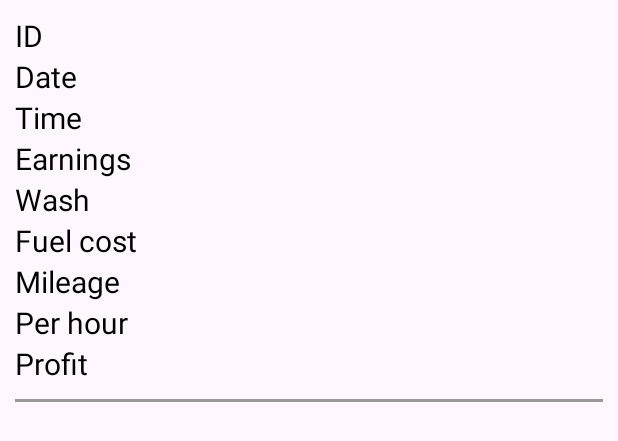
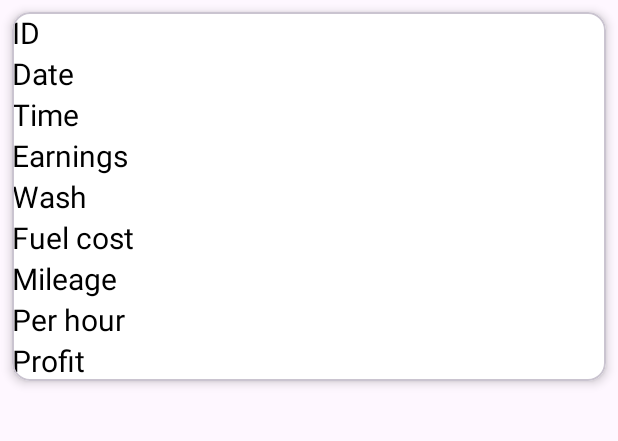
Before and after one commit to HSact/TaxiLog, an Android app: the layout recyclerview_item.xml on its own in the app's theme, with its tools: preview values and no code run, on a phone screen of 412 x 824 dp. Shown: the top 441 px of the screen. Run offline under Robolectric (Android 15) with nearby library versions, the phone set to English and light mode, and no system bars.

Commit message:
Refactor: Use MaterialCardView for list items
- Replaced LinearLayout with MaterialCardView for the `recyclerview_item` layout.
- Added card elevation, margin, and background color.
- Removed the separator view.

```diff
--- a/app/src/main/res/layout/recyclerview_item.xml
+++ b/app/src/main/res/layout/recyclerview_item.xml
@@ -1,9 +1,13 @@
 <?xml version="1.0" encoding="utf-8"?>
-<LinearLayout xmlns:android="http://schemas.android.com/apk/res/android"
+<com.google.android.material.card.MaterialCardView xmlns:android="http://schemas.android.com/apk/res/android"
     xmlns:tools="http://schemas.android.com/tools"
+    xmlns:app="http://schemas.android.com/apk/res-auto"
     android:id="@+id/linearShift"
     android:layout_width="match_parent"
     android:layout_height="wrap_content"
+    android:layout_margin="8dp"
+    app:cardElevation="4dp"
+    app:cardBackgroundColor="?attr/colorBackgroundFloating"
     android:orientation="vertical"
     android:padding="10dp">
 
@@ -202,10 +206,6 @@
         </TableRow>
     </TableLayout>
 
-    <View
-        android:layout_width="match_parent"
-        android:layout_height="2dp"
-        android:layout_marginTop="10dp"
-        android:background="@color/hint_night" />
 
-</LinearLayout>
+
+</com.google.android.material.card.MaterialCardView>
```
